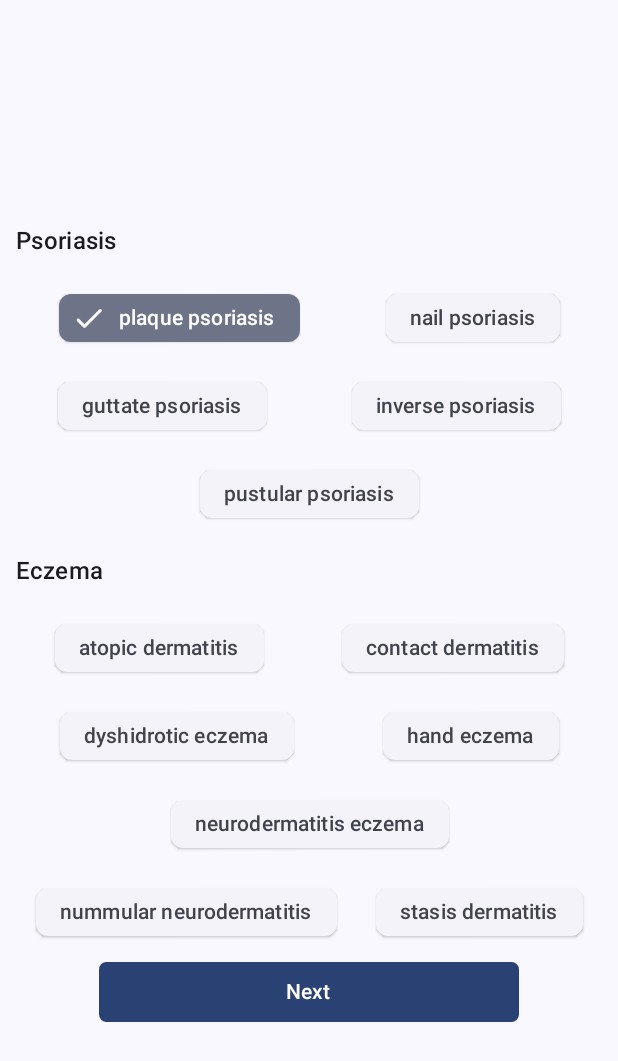
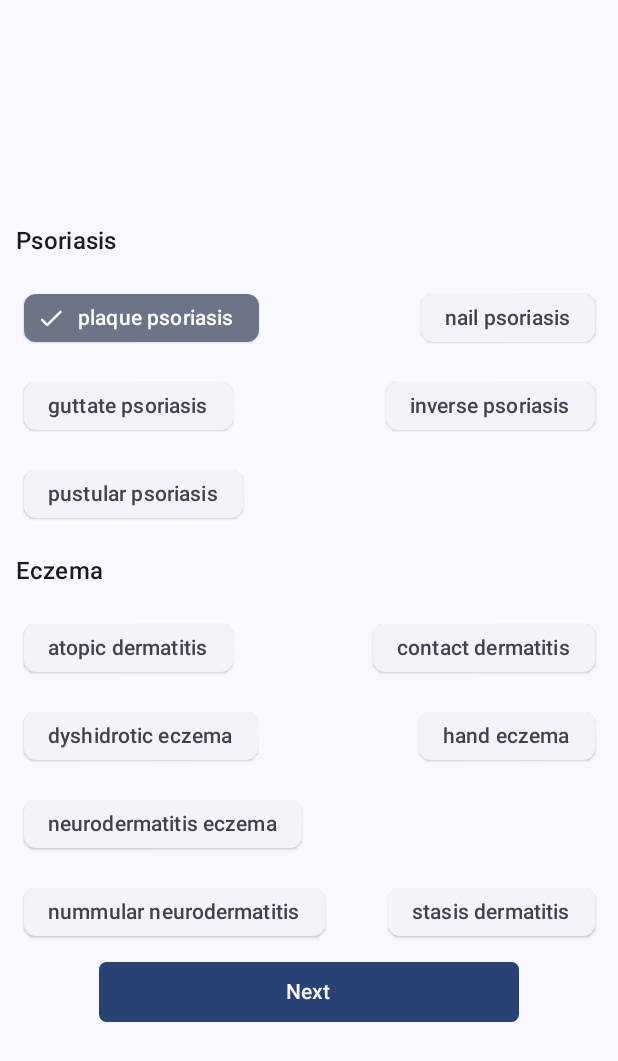
Before and after one commit to hlev97/FixkinApp, an Android app built with Jetpack Compose: the composable DiseasesScreen shown on its own in the app's theme, after a tap on "plaque psoriasis", on a phone screen of 412 x 824 dp. Shown: the top 1061 px of the screen. Run offline under Robolectric (Android 15) with nearby library versions, the light colour scheme and no system bars; our stand-ins replace Dagger/Hilt's generated code, accompanist, constraintlayout-compose.

Commit message:
Fix chip group

```diff
--- a/core/ui/src/main/java/hu/bme/aut/it9p0z/ui/components/chipgroup/ChipGroup.kt
+++ b/core/ui/src/main/java/hu/bme/aut/it9p0z/ui/components/chipgroup/ChipGroup.kt
@@ -11,10 +11,12 @@ import androidx.compose.ui.Modifier
 import androidx.compose.ui.platform.LocalContext
 import androidx.compose.ui.text.style.TextAlign
 import androidx.compose.ui.tooling.preview.Preview
+import androidx.compose.ui.unit.dp
 import com.google.accompanist.flowlayout.FlowMainAxisAlignment
 import com.google.accompanist.flowlayout.FlowRow
 import hu.bme.aut.it9p0z.ui.components.chipgroup.ChipGroupDefaults.CHIP_GROUP_TITLE_MAX_LINES
 import hu.bme.aut.it9p0z.ui.model.UiChip
+import hu.bme.aut.it9p0z.ui.model.UiChip.Companion.toBoolean
 import hu.bme.aut.it9p0z.ui.model.UiIcon
 import hu.bme.aut.it9p0z.ui.model.UiText
 import hu.bme.aut.it9p0z.ui.theme.FixkinTheme
@@ -23,10 +25,11 @@ import hu.bme.aut.it9p0z.ui.theme.dp_s
 
 @ExperimentalMaterial3Api
 @Composable
-fun ColumnScope.ChipGroup(
+fun ChipGroup(
     label: UiText?,
     chips: List<UiChip>,
     modifier: Modifier = Modifier,
+    enabled: Boolean = true,
 ) {
     val context = LocalContext.current
     if (label != null) {
@@ -42,23 +45,33 @@ fun ColumnScope.ChipGroup(
     }
     FlowRow(
         modifier = modifier.fillMaxWidth(0.95f),
-        mainAxisAlignment = FlowMainAxisAlignment.SpaceAround,
+        mainAxisAlignment = FlowMainAxisAlignment.SpaceBetween,
         lastLineMainAxisAlignment = FlowMainAxisAlignment.Start
     ) {
        chips.forEach { chip ->
-           var selected by remember { mutableStateOf(false) }
+           var selected by remember { mutableStateOf(chip.state.toBoolean()) }
            ElevatedFilterChip(
                selected = selected,
                onClick = {
                    chip.onChangeState()
                    selected = chip.state == UiChip.UiChipState.SELECTED
                  },
-               enabled = chip.enabled,
+               enabled = enabled,
                label = { Text(text = chip.label.asString(context))},
                leadingIcon = if (chip.state == UiChip.UiChipState.SELECTED) {
-                   { Icon(imageVector = Icons.Rounded.Check, contentDescription = null) }
+                   {
+                       Icon(
+                           imageVector = Icons.Rounded.Check,
+                           contentDescription = null,
+                           modifier = Modifier.size(20.dp)
+                       )
+                   }
                } else {
-                   { chip.icon?.AsImage() }
+                   {
+                       chip.icon?.AsImage(
+                           modifier = modifier.size(20.dp)
+                       )
+                   }
                },
                modifier = Modifier.padding(dp_s)
            )
```
